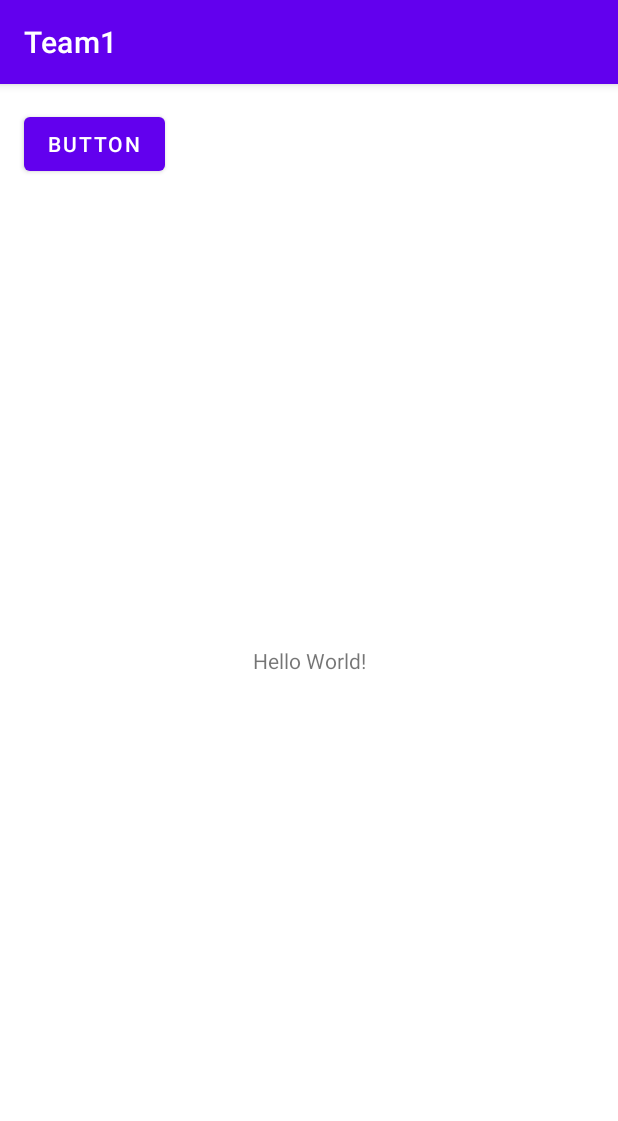
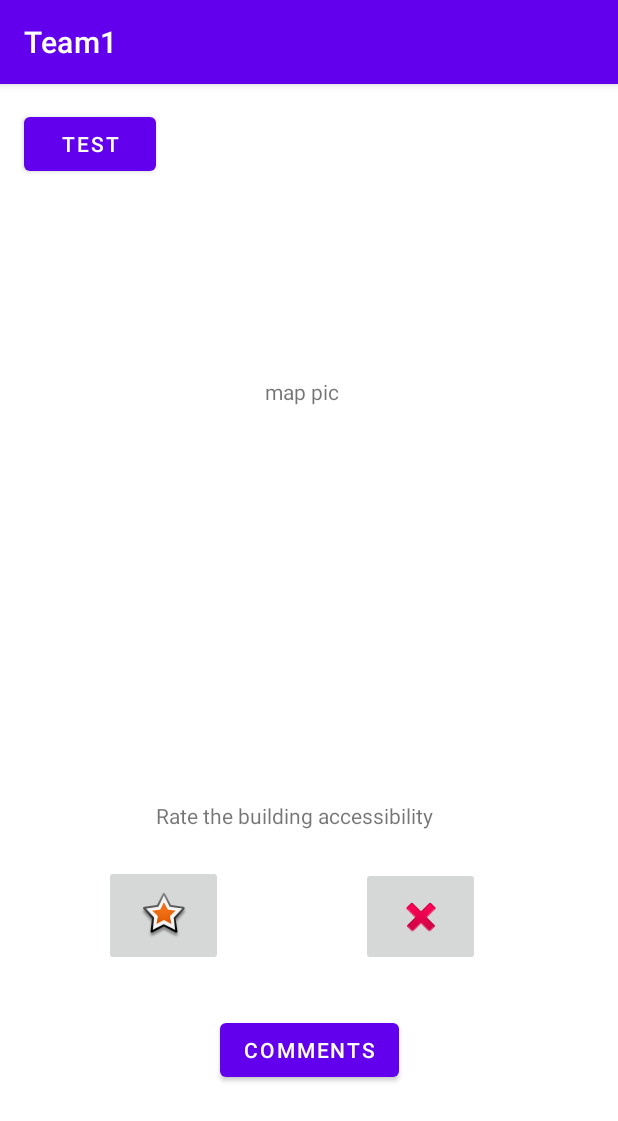
Before and after one commit to aqiburrahman/Team-1_SS12-Code-For-A-Cause_CSUN-Accessibility-Competition-Project, an Android app: the screen it shows after launch (MainActivity), on a phone screen of 412 x 824 dp. Shown: the top 1121 px of the screen. Run offline under Robolectric (Android 15) with nearby library versions, the phone set to English and light mode, and no system bars.

Commit message:
test pt 2

```diff
--- a/app/src/main/AndroidManifest.xml
+++ b/app/src/main/AndroidManifest.xml
@@ -10,6 +10,9 @@
         android:supportsRtl="true"
         android:theme="@style/Theme.Team1">
         <activity
+            android:name=".thumbsupdown"
+            android:exported="false" />
+        <activity
             android:name=".MainActivity"
             android:exported="true">
             <intent-filter>
--- a/app/src/main/java/com/example/team1/MainActivity.java
+++ b/app/src/main/java/com/example/team1/MainActivity.java
@@ -3,6 +3,8 @@ package com.example.team1;
 import androidx.appcompat.app.AppCompatActivity;
 
 import android.os.Bundle;
+import android.view.View;
+import android.widget.Button;
 
 public class MainActivity extends AppCompatActivity {
 
@@ -11,4 +13,24 @@ public class MainActivity extends AppCompatActivity {
         super.onCreate(savedInstanceState);
         setContentView(R.layout.activity_main);
     }
+    public void disable(View V){
+        View myView = findViewById(R.id.imageButton6);
+        myView.setEnabled(false);
+        myView.setVisibility(View.GONE);
+
+        //Button button = (Button) myView;
+        //button.setText("1");
+
+        View myView2 = findViewById(R.id.imageButton7);
+        myView2.setEnabled(false);
+
+        //Button button2 = (Button) myView2;
+        //button2.setText("2");
+
+        /*
+        V.setEnabled(false);
+        Button button =(Button) V;
+        button.setText("Disabled");
+        */
+    }
 }
--- /dev/null
+++ b/app/src/main/java/com/example/team1/thumbsupdown.java
@@ -0,0 +1,14 @@
+package com.example.team1;
+
+import androidx.appcompat.app.AppCompatActivity;
+
+import android.os.Bundle;
+
+public class thumbsupdown extends AppCompatActivity {
+
+    @Override
+    protected void onCreate(Bundle savedInstanceState) {
+        super.onCreate(savedInstanceState);
+        setContentView(R.layout.activity_thumbsupdown);
+    }
+}
--- a/app/src/main/res/layout/activity_main.xml
+++ b/app/src/main/res/layout/activity_main.xml
@@ -7,13 +7,16 @@
     tools:context=".MainActivity">
 
     <TextView
+        android:id="@+id/textView"
         android:layout_width="wrap_content"
         android:layout_height="wrap_content"
-        android:text="Hello World!"
-        app:layout_constraintBottom_toBottomOf="parent"
-        app:layout_constraintLeft_toLeftOf="parent"
+        android:layout_marginStart="104dp"
+        android:layout_marginRight="104dp"
+        android:layout_marginBottom="23dp"
+        android:text="Rate the building accessibility "
+        app:layout_constraintBottom_toTopOf="@+id/imageButton6"
         app:layout_constraintRight_toRightOf="parent"
-        app:layout_constraintTop_toTopOf="parent" />
+        app:layout_constraintStart_toStartOf="parent" />
 
     <Button
         android:id="@+id/button"
@@ -21,8 +24,59 @@
         android:layout_height="wrap_content"
         android:layout_marginStart="16dp"
         android:layout_marginTop="16dp"
-        android:text="Button"
+        android:onClick="disable"
+        android:text="test"
         app:layout_constraintStart_toStartOf="parent"
         app:layout_constraintTop_toTopOf="parent" />
 
+    <Button
+        android:id="@+id/button7"
+        android:layout_width="wrap_content"
+        android:layout_height="wrap_content"
+        android:layout_marginStart="146dp"
+        android:layout_marginEnd="145dp"
+        android:layout_marginBottom="100dp"
+        android:text="comments"
+        app:layout_constraintBottom_toBottomOf="parent"
+        app:layout_constraintEnd_toEndOf="parent"
+        app:layout_constraintStart_toStartOf="parent" />
+
+    <TextView
+        android:id="@+id/textView3"
+        android:layout_width="wrap_content"
+        android:layout_height="wrap_content"
+        android:layout_marginStart="176dp"
+        android:layout_marginTop="195dp"
+        android:layout_marginEnd="182dp"
+        android:text="map pic "
+        app:layout_constraintEnd_toEndOf="parent"
+        app:layout_constraintStart_toStartOf="parent"
+        app:layout_constraintTop_toTopOf="parent" />
+
+    <ImageButton
+        android:id="@+id/imageButton6"
+        android:layout_width="79dp"
+        android:layout_height="67dp"
+        android:layout_marginStart="69dp"
+        android:layout_marginEnd="263dp"
+        android:layout_marginBottom="32dp"
+        app:layout_constraintBottom_toTopOf="@+id/button7"
+        app:layout_constraintEnd_toEndOf="parent"
+        app:layout_constraintStart_toStartOf="parent"
+        app:srcCompat="@android:drawable/star_big_on" />
+
+    <ImageButton
+        android:id="@+id/imageButton7"
+        android:layout_width="79dp"
+        android:layout_height="66dp"
+        android:layout_marginStart="92dp"
+        android:layout_marginTop="24dp"
+        android:layout_marginEnd="92dp"
+        android:layout_marginBottom="32dp"
+        app:layout_constraintBottom_toTopOf="@+id/button7"
+        app:layout_constraintEnd_toEndOf="parent"
+        app:layout_constraintStart_toEndOf="@+id/imageButton6"
+        app:layout_constraintTop_toBottomOf="@+id/textView"
+        app:srcCompat="@android:drawable/ic_delete" />
+
 </androidx.constraintlayout.widget.ConstraintLayout>
--- /dev/null
+++ b/app/src/main/res/layout/activity_thumbsupdown.xml
@@ -0,0 +1,9 @@
+<?xml version="1.0" encoding="utf-8"?>
+<androidx.constraintlayout.widget.ConstraintLayout xmlns:android="http://schemas.android.com/apk/res/android"
+    xmlns:app="http://schemas.android.com/apk/res-auto"
+    xmlns:tools="http://schemas.android.com/tools"
+    android:layout_width="match_parent"
+    android:layout_height="match_parent"
+    tools:context=".thumbsupdown">
+
+</androidx.constraintlayout.widget.ConstraintLayout>
```
Also changed, not shown: app/src/main/res/drawable/thumbs_up.png (added).
